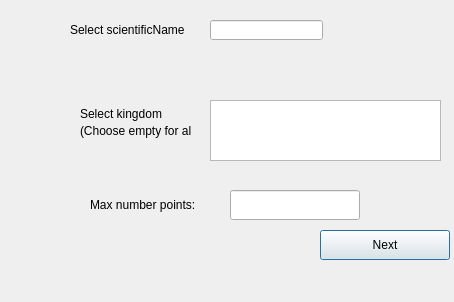
Qt form Art_type.ui (albabjorkman/GIT-project) before a commit.
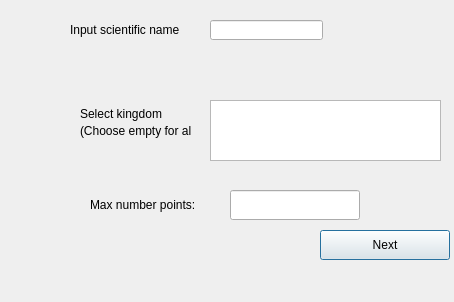
The same form after that commit.

```diff
--- a/Art_type.ui
+++ b/Art_type.ui
@@ -23,7 +23,7 @@
     </rect>
    </property>
    <property name="text">
-    <string>Select scientificName</string>
+    <string>Input scientific name</string>
    </property>
   </widget>
   <widget class="QLineEdit" name="scientificName">
```
Left out of the diff: 2 changed lines with no effect on the pictures.
